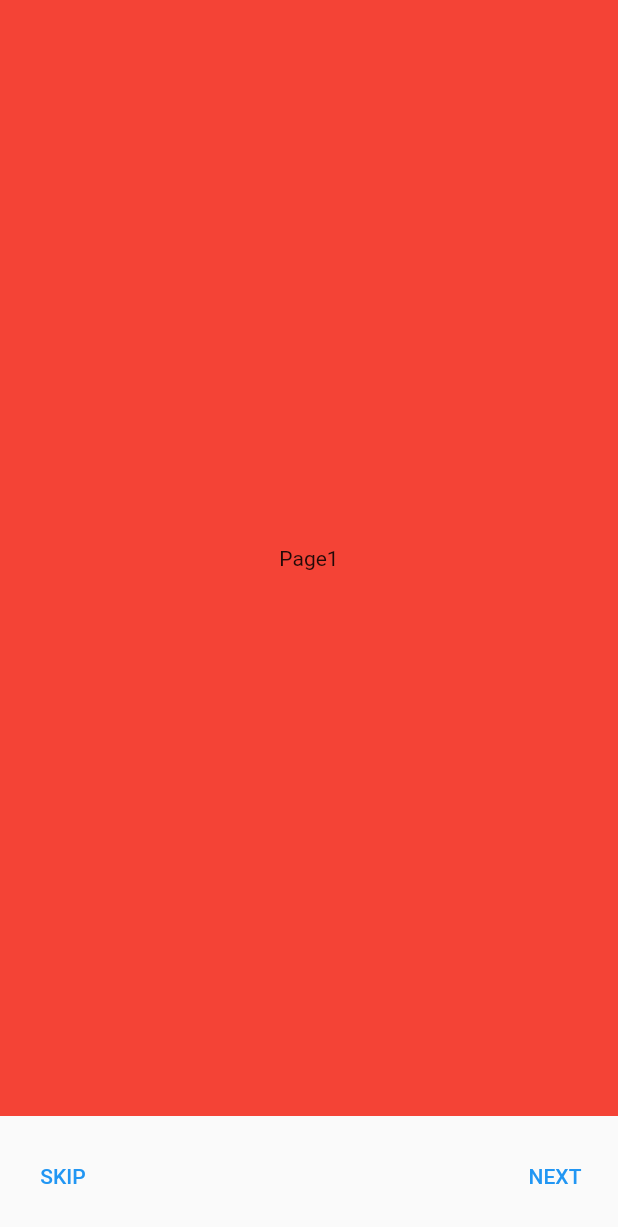
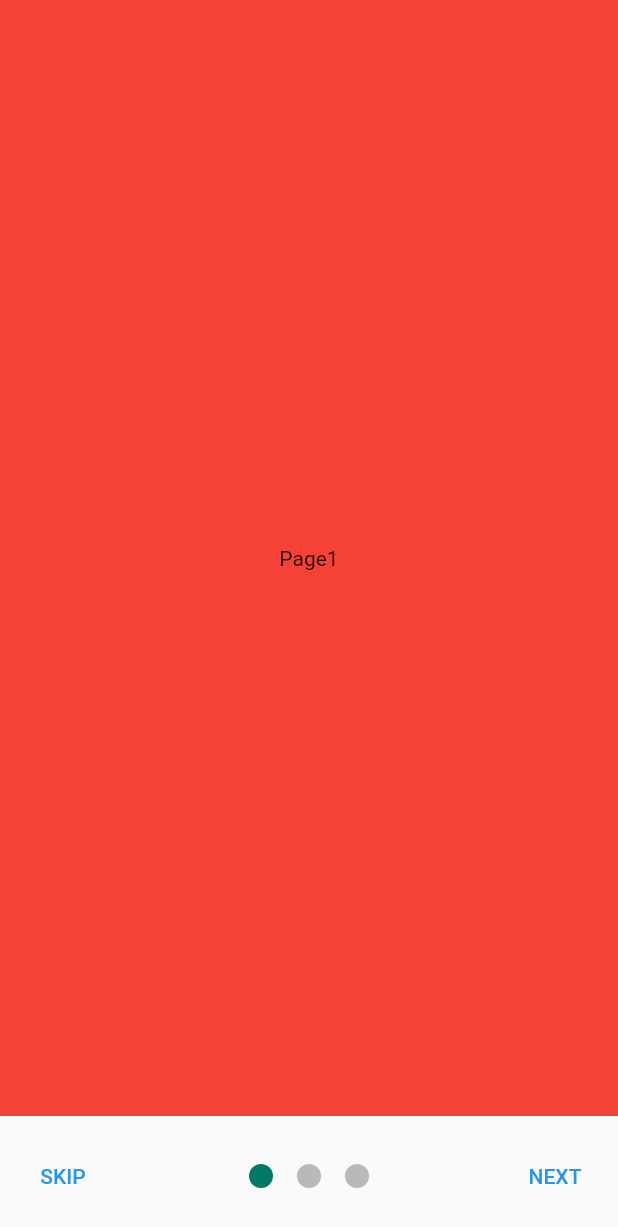
Before and after one commit to mdarshikhan/onboarding_flutter, a Flutter app: the screen it shows after launch, on a phone screen of 412 x 824 dp. Shown: the top 1227 px of the screen. Run offline on Flutter 3.47's test engine with Material 2 defaults, Android fonts, the phone set to English and light mode, and no system bars; drawn by our look-alikes of smooth_page_indicator.

```diff
--- a/lib/main.dart
+++ b/lib/main.dart
@@ -1,4 +1,5 @@
 import 'package:flutter/material.dart';
+import 'package:smooth_page_indicator/smooth_page_indicator.dart';
 
 void main() {
   runApp(const MyApp());
@@ -196,7 +197,22 @@ class _OnBoardingPageState extends State<OnBoardingPage> {
           children: [
             TextButton(
                 onPressed: () => controller.jumpToPage(2),
-                child: const Text('SKIP')),
+                child: const Text('SKIP')
+            ),
+            Center(
+              child: SmoothPageIndicator(
+                controller: controller,
+                count: 3,
+                effect: WormEffect(
+                  spacing: 16,
+                  dotColor: Colors.black26,
+                  activeDotColor: Colors.teal.shade700
+                ),
+                onDotClicked: (index) =>controller.animateToPage(index, duration: const Duration(milliseconds: 500),
+                    curve: Curves.easeIn
+                ),
+              ),
+            ),
             TextButton(
                 onPressed: () => controller.nextPage(
                     duration: const Duration(milliseconds: 500),
--- a/pubspec.yaml
+++ b/pubspec.yaml
@@ -34,6 +34,7 @@ dependencies:
   # The following adds the Cupertino Icons font to your application.
   # Use with the CupertinoIcons class for iOS style icons.
   cupertino_icons: ^1.0.2
+  smooth_page_indicator: ^1.0.0+2
 
 dev_dependencies:
   flutter_test:
```
